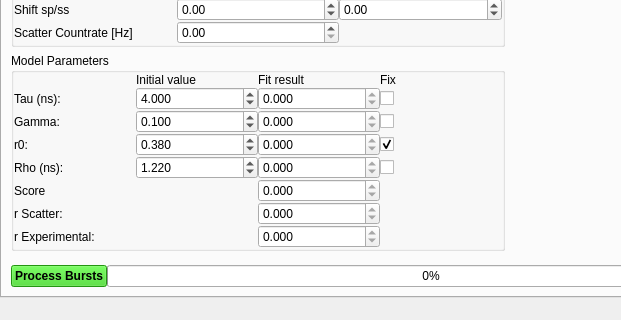
Old version of the form chisurf/plugins/burst_mle_analysis/wizard.ui in the repository Fluorescence-Tools/chisurf; both pictures show x 0 to 621 and y 220 to 540 of the 766 by 540 pixel window.
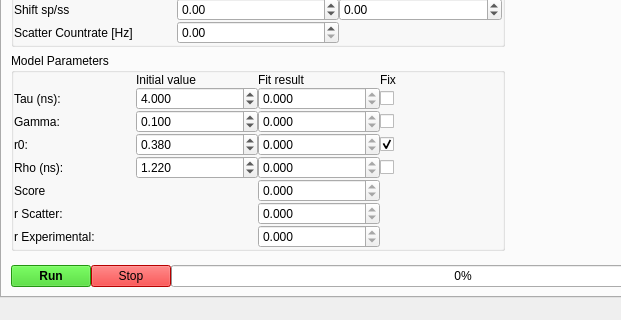
New version of the form. The open tabs and pages were chosen to show the change.

Commit message:
refactor: enhance burst analysis wizard with UI updates and processing improvements
- Fixed typos in the UI and adjusted default tab selection.
- Updated numerical range for precision parameters.
- Added a stop button to allow termination of burst processing.
- Improved signal handling and vertical scalability for file drop widgets.
- Refactored IRF/BG handling with better state synchronization and tooltips.
- Reduced redundancy in settings application and improved plotting output.

Diff of the .ui file:
```diff
--- a/chisurf/plugins/burst_mle_analysis/wizard.ui
+++ b/chisurf/plugins/burst_mle_analysis/wizard.ui
@@ -842,7 +842,23 @@
              <string notr="true">background-color: rgb(49, 208, 24)</string>
             </property>
             <property name="text">
-             <string>Process Bursts</string>
+             <string>Run</string>
+            </property>
+           </widget>
+          </item>
+          <item>
+           <widget class="QPushButton" name="pushButton_stop">
+            <property name="sizePolicy">
+             <sizepolicy hsizetype="Fixed" vsizetype="Fixed">
+              <horstretch>0</horstretch>
+              <verstretch>0</verstretch>
+             </sizepolicy>
+            </property>
+            <property name="styleSheet">
+             <string notr="true">background-color: rgb(255, 0, 0);</string>
+            </property>
+            <property name="text">
+             <string>Stop</string>
             </property>
            </widget>
           </item>
```
Left out of the diff: 6 changed lines with no effect on the pictures. The commit also changes 1 other file.
